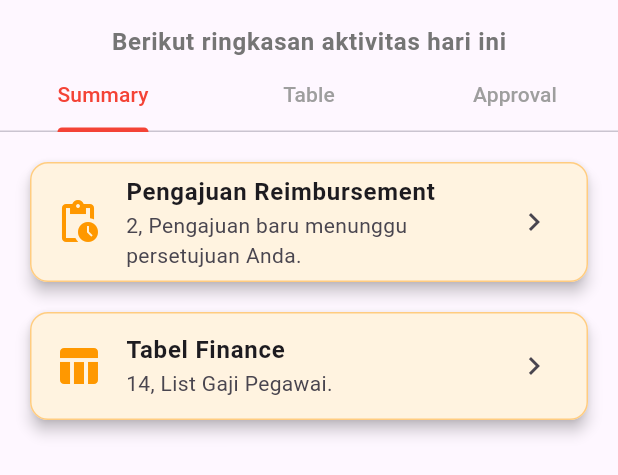
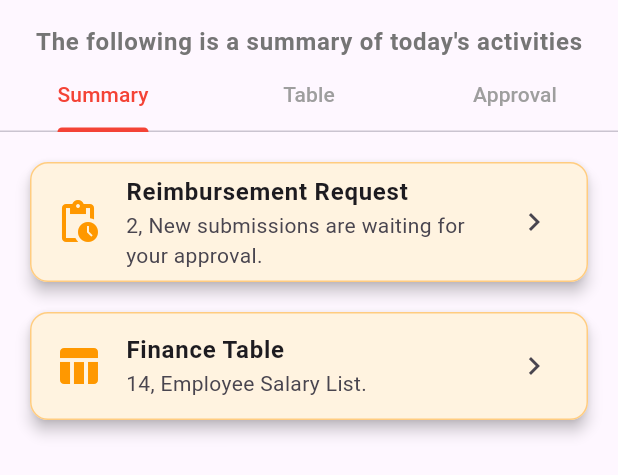
Before and after one commit to Fizryan/HRD_Mobile, a Flutter app: the FinancePanel widget shown alone on an empty page, opened directly with sample values from the repository, on a phone screen of 412 x 824 dp. Shown: the top 475 px of the screen. Run offline on Flutter 3.47's test engine with Material 3 defaults, Android fonts, the phone set to English and light mode, and no system bars; our stand-ins replace fl_chart, shared_preferences; accounts and stored records are empty.

Commit message:
Translate UI text and approval request reasons to English for improved accessibility and consistency across the application.

```diff
--- a/lib/controllers/variable.dart
+++ b/lib/controllers/variable.dart
@@ -15,18 +15,18 @@ class CurrentDate {
     int month = random.nextInt(12) + 1;
     int year = random.nextInt(5) + 2020;
     final months = [
-      'Januari',
-      'Februari',
-      'Maret',
+      'January',
+      'February',
+      'March',
       'April',
-      'Mei',
-      'Juni',
-      'Juli',
-      'Agustus',
+      'May',
+      'June',
+      'July',
+      'August',
       'September',
-      'Oktober',
+      'October',
       'November',
-      'Desember',
+      'December',
     ];
     return '$day ${months[month - 1]} $year';
   }
--- a/lib/data/user_requests_data.dart
+++ b/lib/data/user_requests_data.dart
@@ -49,7 +49,7 @@ class UserRequestsData {
           type: RequestType.cutiTahunan,
           date: CurrentDate.getDate(),
           days: CurrentRandom.getIntRandom(1, 5),
-          reason: "Cuti tahunan untuk liburan keluarga.",
+          reason: "Annual leave for family vacation.",
         ),
         ApprovalRequest(
           id: 2,
@@ -58,7 +58,7 @@ class UserRequestsData {
           type: RequestType.izinSakit,
           date: CurrentDate.getDate(),
           days: CurrentRandom.getIntRandom(1, 3),
-          reason: "Izin sakit karena demam tinggi.",
+          reason: "Sick leave due to high fever.",
         ),
         ApprovalRequest(
           id: 3,
@@ -67,7 +67,7 @@ class UserRequestsData {
           type: RequestType.businessTrip,
           date: CurrentDate.getDate(),
           days: CurrentRandom.getIntRandom(2, 7),
-          reason: "Perjalanan dinas ke Jakarta untuk meeting.",
+          reason: "Business trip to Jakarta for a meeting.",
         ),
         ApprovalRequest(
           id: 4,
@@ -77,7 +77,7 @@ class UserRequestsData {
           date: CurrentDate.getDate(),
           days: 0,
           amount: CurrentRandom.getDoubleRandom(100000, 500000),
-          reason: "Klaim reimbursement biaya transportasi.",
+          reason: "Claim for transportation cost reimbursement.",
         ),
         ApprovalRequest(
           id: 5,
@@ -86,7 +86,7 @@ class UserRequestsData {
           type: RequestType.cutiTahunan,
           date: CurrentDate.getDate(),
           days: CurrentRandom.getIntRandom(3, 7),
-          reason: "Cuti tahunan untuk keperluan pribadi.",
+          reason: "Annual leave for personal reasons.",
         ),
         ApprovalRequest(
           id: 6,
@@ -95,7 +95,7 @@ class UserRequestsData {
           type: RequestType.cutiTahunan,
           date: CurrentDate.getDate(),
           days: CurrentRandom.getIntRandom(2, 5),
-          reason: "Cuti tahunan untuk menghadiri acara keluarga.",
+          reason: "Annual leave to attend a family event.",
         ),
         ApprovalRequest(
           id: 7,
@@ -104,7 +104,7 @@ class UserRequestsData {
           type: RequestType.izinSakit,
           date: CurrentDate.getDate(),
           days: CurrentRandom.getIntRandom(1, 3),
-          reason: "Izin sakit karena flu berat.",
+          reason: "Sick leave due to severe flu.",
         ),
         ApprovalRequest(
           id: 8,
@@ -113,7 +113,7 @@ class UserRequestsData {
           type: RequestType.businessTrip,
           date: CurrentDate.getDate(),
           days: CurrentRandom.getIntRandom(2, 4),
-          reason: "Perjalanan dinas ke Bandung untuk pelatihan internal.",
+          reason: "Business trip to Bandung for internal training.",
         ),
         ApprovalRequest(
           id: 9,
@@ -122,7 +122,7 @@ class UserRequestsData {
           type: RequestType.cutiTahunan,
           date: CurrentDate.getDate(),
           days: CurrentRandom.getIntRandom(7, 14),
-          reason: "Cuti melahirkan sesuai ketentuan HR.",
+          reason: "Maternity leave according to HR regulations.",
         ),
         ApprovalRequest(
           id: 10,
@@ -132,7 +132,7 @@ class UserRequestsData {
           date: CurrentDate.getDate(),
           days: 0,
           amount: CurrentRandom.getDoubleRandom(100000, 200000),
-          reason: "Klaim biaya transportasi dan makan saat tugas luar kota.",
+          reason: "Claim for transportation and meal costs during out-of-town assignments.",
         ),
       ];
       await saveRequests(requests);
--- a/lib/views/home_v.dart
+++ b/lib/views/home_v.dart
@@ -59,7 +59,7 @@ class HomeView extends StatelessWidget {
       case UserRole.employee:
         throw UnimplementedError();
       case UserRole.unknown:
-        return const Text('Role tidak dikenali. Hubungi admin.');
+        return const Text('Unknown role. Please contact admin.');
     }
   }
 }
--- a/lib/widgets/finance_w.dart
+++ b/lib/widgets/finance_w.dart
@@ -70,7 +70,7 @@ class _FinancePanelState extends State<FinancePanel>
         Padding(
           padding: const EdgeInsets.fromLTRB(16, 16, 16, 0),
           child: Text(
-            "Berikut ringkasan aktivitas hari ini",
+            "The following is a summary of today's activities",
             style: Theme.of(context).textTheme.bodyLarge?.copyWith(
               color: Colors.grey[600],
               fontWeight: FontWeight.bold,
@@ -116,8 +116,8 @@ class _FinancePanelState extends State<FinancePanel>
           crossAxisAlignment: CrossAxisAlignment.stretch,
           children: [
             ...GeneralWidget().toDoInfoChildrens(
-              'Pengajuan Reimbursement',
-              'Pengajuan baru menunggu persetujuan Anda.',
+              'Reimbursement Request',
+              'New submissions are waiting for your approval.',
               _pendingRequests.length,
               Icon(Icons.chevron_right),
               widget.user,
@@ -126,8 +126,8 @@ class _FinancePanelState extends State<FinancePanel>
             ),
             const SizedBox(height: 12),
             ...GeneralWidget().toDoInfoChildrens(
-              'Tabel Finance',
-              'List Gaji Pegawai.',
+              'Finance Table',
+              'Employee Salary List.',
               hrdController.employeeList.length,
               Icon(Icons.chevron_right),
               widget.user,
@@ -210,7 +210,7 @@ class _FinancePanelState extends State<FinancePanel>
                 _statusHelper.getApprovalStatusIcon(ApprovalStatus.approved),
                 const SizedBox(height: 16),
                 const Text(
-                  'Tidak ada pengajuan pending',
+                  'No pending submissions',
                   style: TextStyle(fontSize: 18),
                 ),
               ],
@@ -256,7 +256,7 @@ class _FinancePanelState extends State<FinancePanel>
     if (!mounted) return;
     final status = isApproved ? InfoStatus.created : InfoStatus.deleted;
     final message =
-        'Pengajuan dari ${request.name} telah ${isApproved ? 'disetujui' : 'ditolak'}';
+        'Submission from ${request.name} has been ${isApproved ? 'approved' : 'rejected'}';
     if (!mounted) return;
     ScaffoldMessenger.of(context).showSnackBar(
       SnackBar(
--- a/lib/widgets/general_w.dart
+++ b/lib/widgets/general_w.dart
@@ -139,14 +139,14 @@ class GeneralWidget {
         subtitle: Text("$randomInt, $subtitleText"),
         trailing: iconUser,
         onTap: () {
-          if (titleText == "Pengajuan Cuti" && user.role == UserRole.hrd) {
+          if (titleText == "Leave Request" && user.role == UserRole.hrd) {
             tabController.animateTo(1);
           }
-          if (titleText == "Pengajuan Reimbursement" &&
+          if (titleText == "Reimbursement Request" &&
               user.role == UserRole.finance) {
             tabController.animateTo(2);
           }
-          if (titleText == "Tabel Finance" && user.role == UserRole.finance) {
+          if (titleText == "Finance Table" && user.role == UserRole.finance) {
             tabController.animateTo(1);
           }
         },
@@ -167,9 +167,9 @@ class GeneralWidget {
     }
 
     String subtitleLine1 =
-        (approvalRequest.type != RequestType.claimReimbursment)
+        (approvalRequest.type == RequestType.claimReimbursment)
         ? '${approvalRequest.type.displayName} - $formattedAmount'
-        : '${approvalRequest.type.displayName} - ${approvalRequest.days} hari';
+        : '${approvalRequest.type.displayName} - ${approvalRequest.days} days';
 
     String date = approvalRequest.date;
     String reason = approvalRequest.reason;
@@ -219,12 +219,12 @@ class GeneralWidget {
             IconButton(
               icon: const Icon(Icons.close, color: Colors.red),
               onPressed: () => onDeny(),
-              tooltip: 'Tolak',
+              tooltip: 'Reject',
             ),
             IconButton(
               icon: const Icon(Icons.check, color: Colors.green),
               onPressed: () => onApprove(),
-              tooltip: 'Setujui',
+              tooltip: 'Approve',
             ),
           ],
         ),
--- a/lib/widgets/hrd_w.dart
+++ b/lib/widgets/hrd_w.dart
@@ -112,7 +112,7 @@ class _HrdPanelState extends State<HrdPanel>
             children: [
               const SizedBox(height: 4),
               Text(
-                "Berikut ringkasan aktivitas hari ini",
+                "The following is a summary of today's activities",
                 style: Theme.of(
                   context,
                 ).textTheme.bodyMedium?.copyWith(color: Colors.grey[600]),
@@ -157,8 +157,8 @@ class _HrdPanelState extends State<HrdPanel>
             ),
             const SizedBox(height: 8),
             ...GeneralWidget().toDoInfoChildrens(
-              'Pengajuan Cuti',
-              'Pengajuan baru menunggu persetujuan Anda.',
+              'Leave Request',
+              'New submissions are waiting for your approval.',
               _pendingRequests.length,
               Icon(Icons.chevron_right),
               widget.user,
@@ -190,32 +190,32 @@ class _HrdPanelState extends State<HrdPanel>
           childAspectRatio: crossAxisCount == 2 ? 0.96 : 1,
           children: [
             _buildStatCard(
-              title: "Total Karyawan",
+              title: "Total Employees",
               value: currentEmployee.toString(),
               icon: Icons.people_outline,
               color: Colors.blue,
               change: currentDate,
             ),
             _buildStatCard(
-              title: "Cuti Pending",
+              title: "Pending Leave",
               value: _pendingRequests.length.toString(),
               icon: Icons.beach_access_outlined,
               color: Colors.orange,
-              change: "Butuh approval",
+              change: "Needs approval",
             ),
             _buildStatCard(
-              title: "Absensi Hari Ini",
+              title: "Today's Attendance",
               value: "${CurrentRandom.getIntRandom(75, 95)}%",
               icon: Icons.fact_check_outlined,
               color: Colors.green,
               change: CurrentDate.getTime(),
             ),
             _buildStatCard(
-              title: "Training Aktif",
+              title: "Active Training",
               value: CurrentRandom.getIntRandom(0, currentEmployee).toString(),
               icon: Icons.school_outlined,
               color: Colors.purple,
-              change: "$currentEmployee peserta",
+              change: "$currentEmployee participants",
             ),
           ],
         );
@@ -293,7 +293,7 @@ class _HrdPanelState extends State<HrdPanel>
             const SizedBox(height: 4),
             Text(
               title,
-              style: TextStyle(fontSize: 14, color: Colors.grey[600]),
+              style: TextStyle(fontSize: 12, color: Colors.grey[600]),
             ),
             const SizedBox(height: 8),
             Text(
@@ -326,7 +326,7 @@ class _HrdPanelState extends State<HrdPanel>
                 _statusHelper.getApprovalStatusIcon(ApprovalStatus.approved),
                 const SizedBox(height: 16),
                 const Text(
-                  'Tidak ada pengajuan pending',
+                  'No pending submissions',
                   style: TextStyle(fontSize: 18),
                 ),
               ],
@@ -400,7 +400,7 @@ class _HrdPanelState extends State<HrdPanel>
                     crossAxisAlignment: CrossAxisAlignment.stretch,
                     children: [
                       Text(
-                        isEditMode ? 'Edit Karyawan' : 'Tambah Karyawan',
+                        isEditMode ? 'Edit Employee' : 'Add Employee',
                         style: Theme.of(context).textTheme.headlineSmall,
                       ),
                       const SizedBox(height: 16),
@@ -410,10 +410,10 @@ class _HrdPanelState extends State<HrdPanel>
                         readOnly: true,
                         decoration: const InputDecoration(
                           labelText: 'Username',
-                          hintText: 'Masukkan username',
+                          hintText: 'Enter username',
                         ),
                         validator: (value) => value == null || value.isEmpty
-                            ? 'Username tidak boleh kosong'
+                            ? 'Username cannot be empty'
                             : null,
                       ),
                       const SizedBox(height: 16),
@@ -423,33 +423,33 @@ class _HrdPanelState extends State<HrdPanel>
                         readOnly: true,
                         decoration: const InputDecoration(
                           labelText: 'Password',
-                          hintText: 'Masukkan password',
+                          hintText: 'Enter password',
                         ),
                         validator: (value) => value == null || value.isEmpty
-                            ? 'Password tidak boleh kosong'
+                            ? 'Password cannot be empty'
                             : null,
                       ),
                       const SizedBox(height: 16),
                       TextFormField(
                         controller: nameController,
                         decoration: const InputDecoration(
-                          labelText: 'Nama',
-                          hintText: 'Masukkan nama',
+                          labelText: 'Name',
+                          hintText: 'Enter name',
                         ),
                         validator: (value) => value == null || value.isEmpty
-                            ? 'Nama tidak boleh kosong'
+                            ? 'Name cannot be empty'
                             : null,
                       ),
                       const SizedBox(height: 16),
                       TextFormField(
                         controller: salaryController,
                         decoration: const InputDecoration(
-                          labelText: 'Gaji',
-                          hintText: 'Masukkan gaji',
+                          labelText: 'Salary',
+                          hintText: 'Enter salary',
                         ),
                         keyboardType: TextInputType.number,
                         validator: (value) => value == null || value.isEmpty
-                            ? 'Gaji tidak boleh kosong'
+                            ? 'Salary cannot be empty'
                             : null,
                       ),
                       const SizedBox(height: 16),
@@ -457,7 +457,7 @@ class _HrdPanelState extends State<HrdPanel>
                         initialValue: selectedRole,
                         decoration: const InputDecoration(
                           labelText: 'Role',
-                          hintText: 'Pilih role',
+                          hintText: 'Select role',
                         ),
                         items: UserRole.values
                             .where((role) => allowedRoles.contains(role))
@@ -474,11 +474,11 @@ class _HrdPanelState extends State<HrdPanel>
                           });
                         },
                         validator: (value) =>
-                            value == null ? 'Role tidak boleh kosong' : null,
+                            value == null ? 'Role cannot be empty' : null,
                       ),
                       const SizedBox(height: 16),
                       ElevatedButton(
-                        child: Text(isEditMode ? 'Simpan' : 'Tambah'),
+                        child: Text(isEditMode ? 'Save' : 'Add'),
                         onPressed: () async {
                           if (formKey.currentState!.validate()) {
                             final hrdController = context
@@ -512,7 +512,7 @@ class _HrdPanelState extends State<HrdPanel>
                             ScaffoldMessenger.of(context).showSnackBar(
                               SnackBar(
                                 content: Text(
-                                  'Data ${isEditMode ? 'diperbarui' : 'ditambahkan'}.',
+                                  'Data ${isEditMode ? 'updated' : 'added'}.',
                                   style: TextStyle(fontWeight: FontWeight.bold),
                                   textAlign: TextAlign.center,
                                 ),
@@ -543,7 +543,7 @@ class _HrdPanelState extends State<HrdPanel>
       floatingActionButton: widget.user.role == UserRole.admin
           ? FloatingActionButton(
               onPressed: () => _showUserForm(),
-              tooltip: 'Tambah Karyawan',
+              tooltip: 'Add Employee',
               backgroundColor: ColorUser().getColor(widget.user.role),
               child: const Icon(Icons.add),
             )
@@ -564,10 +564,7 @@ class _HrdPanelState extends State<HrdPanel>
           children: [
             Icon(Icons.people_outline_outlined, size: 48, color: Colors.grey),
             SizedBox(height: 16),
-            Text(
-              'Tidak ada karyawan yang ditemukan',
-              style: TextStyle(fontSize: 18),
-            ),
+            Text('No employees found', style: TextStyle(fontSize: 18)),
           ],
         ),
       );
@@ -625,7 +622,7 @@ Role: ${employee.role.name}'''),
               IconButton(
                 icon: Icon(Icons.delete_outline, color: Colors.red[700]),
                 onPressed: () => _handleDeleteUser(employee),
-                tooltip: 'Hapus',
+                tooltip: 'Delete',
               ),
             ],
           ],
@@ -651,7 +648,7 @@ Role: ${employee.role.name}'''),
 
     if (!mounted) return;
     final status = isApproved ? InfoStatus.created : InfoStatus.deleted;
-    final message = 'Pengajuan dari ${request.name} telah $status.';
+    final message = 'Submission from ${request.name} has been $status.';
     if (!mounted) return;
     ScaffoldMessenger.of(context).showSnackBar(
       SnackBar(
@@ -674,12 +671,12 @@ Role: ${employee.role.name}'''),
       context: context,
       builder: (dialogContext) {
         return AlertDialog(
-          title: Text('Hapus Karyawan'),
-          content: Text('Anda yakin ingin menghapus ${user.name}?'),
+          title: Text('Delete Employee'),
+          content: Text('Are you sure you want to delete ${user.name}?'),
           actions: [
             TextButton(
               child: Text(
-                'Hapus',
+                'Delete',
                 style: TextStyle(
                   color: _infoStatusHelper.getInfoStatusColor(
                     InfoStatus.deleted,
@@ -695,7 +692,7 @@ Role: ${employee.role.name}'''),
                 if (!mounted) return;
                 ScaffoldMessenger.of(context).showSnackBar(
                   SnackBar(
-                    content: Text('Karyawan ${user.name} telah dihapus.'),
+                    content: Text('Employee ${user.name} has been deleted.'),
                     backgroundColor: _infoStatusHelper.getInfoStatusColor(
                       InfoStatus.deleted,
                     ),
--- a/lib/widgets/supervisor_w.dart
+++ b/lib/widgets/supervisor_w.dart
@@ -99,8 +99,8 @@ class _SupervisorPanelState extends State<SupervisorPanel>
           children: [
             const SizedBox(height: 24),
             ...GeneralWidget().toDoInfoChildrens(
-              'Persetujuan Cuti & Dinas',
-              'Pengajuan baru menunggu persetujuan Anda.',
+              'Leave & Business Trip Approval',
+              'New submissions are waiting for your approval.',
               _pendingRequests.length,
               Icon(Icons.chevron_right),
               widget.user,
@@ -109,7 +109,7 @@ class _SupervisorPanelState extends State<SupervisorPanel>
             ),
             const SizedBox(height: 24),
             Text(
-              "Kinerja Tim Anda",
+              "Your Team's Performance",
               style: Theme.of(context).textTheme.titleLarge,
             ),
             const SizedBox(height: 16),
@@ -252,7 +252,7 @@ class _SupervisorPanelState extends State<SupervisorPanel>
                 _statusHelper.getApprovalStatusIcon(ApprovalStatus.approved),
                 const SizedBox(height: 16),
                 const Text(
-                  'Tidak ada pengajuan pending',
+                  'No pending submissions',
                   style: TextStyle(fontSize: 18),
                 ),
               ],
@@ -298,7 +298,7 @@ class _SupervisorPanelState extends State<SupervisorPanel>
     if (!mounted) return;
     final status = isApproved ? InfoStatus.created : InfoStatus.deleted;
     final message =
-        'Pengajuan dari ${request.name} telah di ${status.name} oleh supervisor.';
+        'Submission from ${request.name} has been ${status.name} by supervisor.';
     if (!mounted) return;
     ScaffoldMessenger.of(context).showSnackBar(
       SnackBar(
```
Also changed, not shown: lib/widgets/admin_w.dart (+12 -2 lines).
